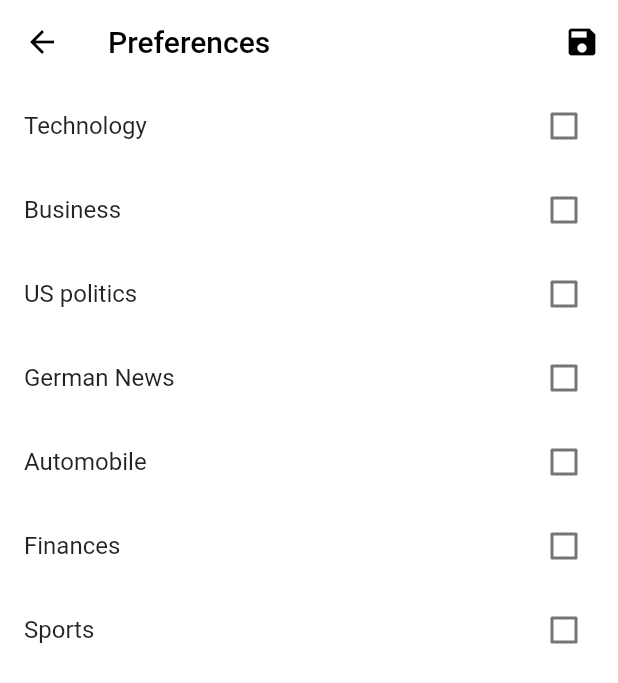
After one commit to ASWE-PDA/Personal-Digital-Agent, a Flutter app: the PreferencesScreen screen opened directly, on a phone screen of 412 x 824 dp. The commit adds this screen. Shown: the top 683 px of the screen. Run offline on Flutter 3.47's test engine with Material 2 defaults, Android fonts, the light colour scheme and no system bars; our stand-ins replace flutter_local_notifications, flutter_tts, google_nav_bar, shared_preferences, timezone; missing offline and left inert: alarm; accounts and stored records are empty.

Commit message:
mvp news case
- add minimal functionality:
take nyt articles, read headlines and provide news cards on main screen

known bugs: navigator/ refresh on news cards
shared preferences not working anymore

```diff
--- /dev/null
+++ b/lib/Screens/news_preferences_screen.dart
@@ -0,0 +1,85 @@
+import 'package:flutter/material.dart';
+import 'package:shared_preferences/shared_preferences.dart';
+
+class PreferencesScreen extends StatefulWidget {
+  @override
+  _PreferencesScreenState createState() => _PreferencesScreenState();
+}
+
+class _PreferencesScreenState extends State<PreferencesScreen> {
+  SharedPreferences? _prefs;
+  late List<String> _selectedPreferences;
+
+  @override
+  void initState() {
+    super.initState();
+    _initPreferences();
+  }
+
+  Future<void> _initPreferences() async {
+    print("init news prefs");
+    _prefs = await SharedPreferences.getInstance();
+    setState(() {
+      _selectedPreferences = _prefs!.getStringList('preferences') ?? [];
+    });
+  }
+
+  Future<void> _savePreferences() async {
+    await _prefs!.setStringList('preferences', _selectedPreferences);
+    print("saved news prefs");
+  }
+
+  void _handlePreferenceSelect(String preference, bool isSelected) {
+    setState(() {
+      if (isSelected) {
+        _selectedPreferences.add(preference);
+      } else {
+        _selectedPreferences.remove(preference);
+      }
+    });
+  }
+
+  Widget _buildPreferenceList() {
+    final preferenceList = [
+      'Technology',
+      'Business',
+      'US politics',
+      'German News',
+      'Automobile',
+      'Finances',
+      'Sports'
+    ];
+
+    return ListView.builder(
+      itemCount: preferenceList.length,
+      itemBuilder: (context, index) {
+        final preference = preferenceList[index];
+        final isSelected = _selectedPreferences.contains(preference);
+
+        return CheckboxListTile(
+          title: Text(preference),
+          value: isSelected,
+          onChanged: (value) => _handlePreferenceSelect(preference, value!),
+        );
+      },
+    );
+  }
+
+  @override
+  Widget build(BuildContext context) {
+    return Scaffold(
+      appBar: AppBar(
+        title: Text('Preferences'),
+        actions: [
+          IconButton(
+            icon: Icon(Icons.save),
+            onPressed: _savePreferences,
+          )
+        ],
+      ),
+      body: _selectedPreferences == null
+          ? Center(child: CircularProgressIndicator())
+          : _buildPreferenceList(),
+    );
+  }
+}
--- a/lib/chat.dart
+++ b/lib/chat.dart
@@ -5,6 +5,7 @@ import 'package:luna/Services/SmartHome/smart_home_service.dart';
 import 'package:luna/Services/SmartHome/bridge_model.dart';
 import 'package:luna/Services/notification_service.dart';
 import 'package:luna/UseCases/good_night_use_case.dart';
+import 'package:luna/UseCases/news/news_use_case.dart';
 import 'package:provider/provider.dart';
 import 'package:shared_preferences/shared_preferences.dart';
 
@@ -56,6 +57,11 @@ class _ChatPageState extends State<ChatPage> {
                 GoodNightUseCase.instance.execute("good night");
               },
               child: Text("Test Good Night Use Case DEBUG")),
+          ElevatedButton(
+              onPressed: () async {
+                NewsUseCase.instance.execute("news");
+              },
+              child: Text("Test News Use Case DEBUG")),
           Padding(
             padding: const EdgeInsets.all(20.0),
             child: FloatingActionButton(
--- a/pubspec.yaml
+++ b/pubspec.yaml
@@ -21,6 +21,7 @@ dependencies:
   alarm: ^0.2.9
   flutter_local_notifications: ^13.0.0
   timezone: ^0.9.0
+  url_launcher: ^6.1.10
 
 
 dev_dependencies:
```
Also changed, not shown: lib/Screens/newsScreen.dart (added, +82 -0 lines), lib/UseCases/news/news_api.dart (added, +7 -0 lines), lib/UseCases/news/news_model.dart (added, +43 -0 lines), lib/UseCases/news/news_use_case.dart (added, +237 -0 lines), lib/main.dart (+14 -1 lines), lib/settings.dart (+18 -0 lines), pubspec.lock, 5 other files.
